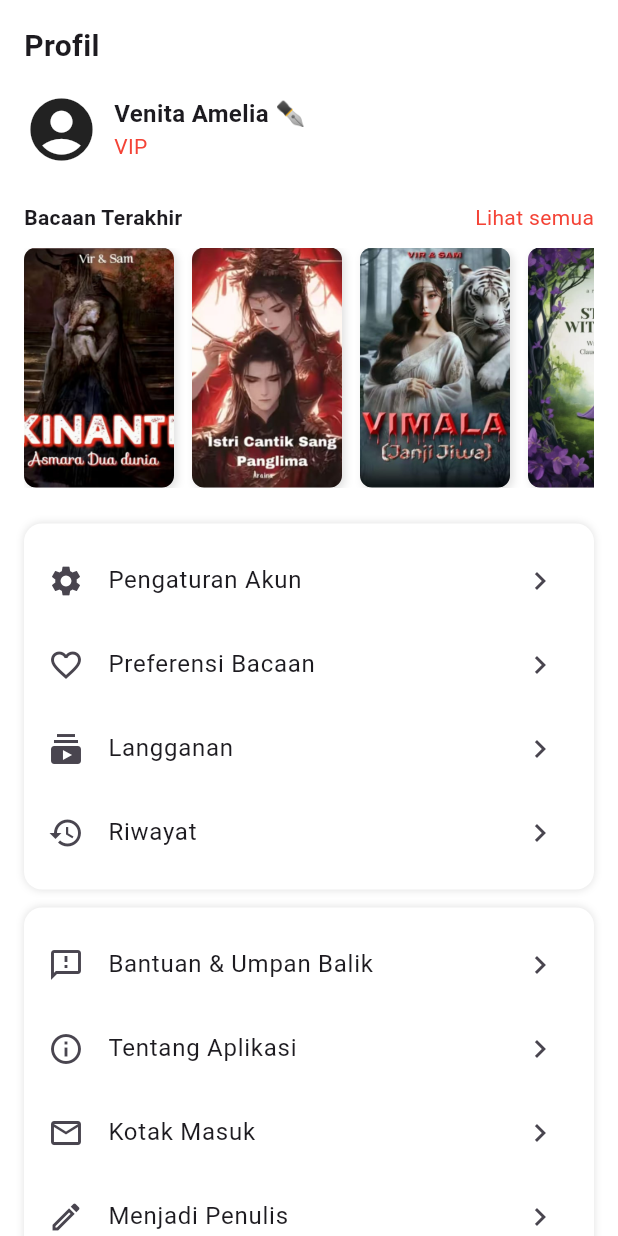
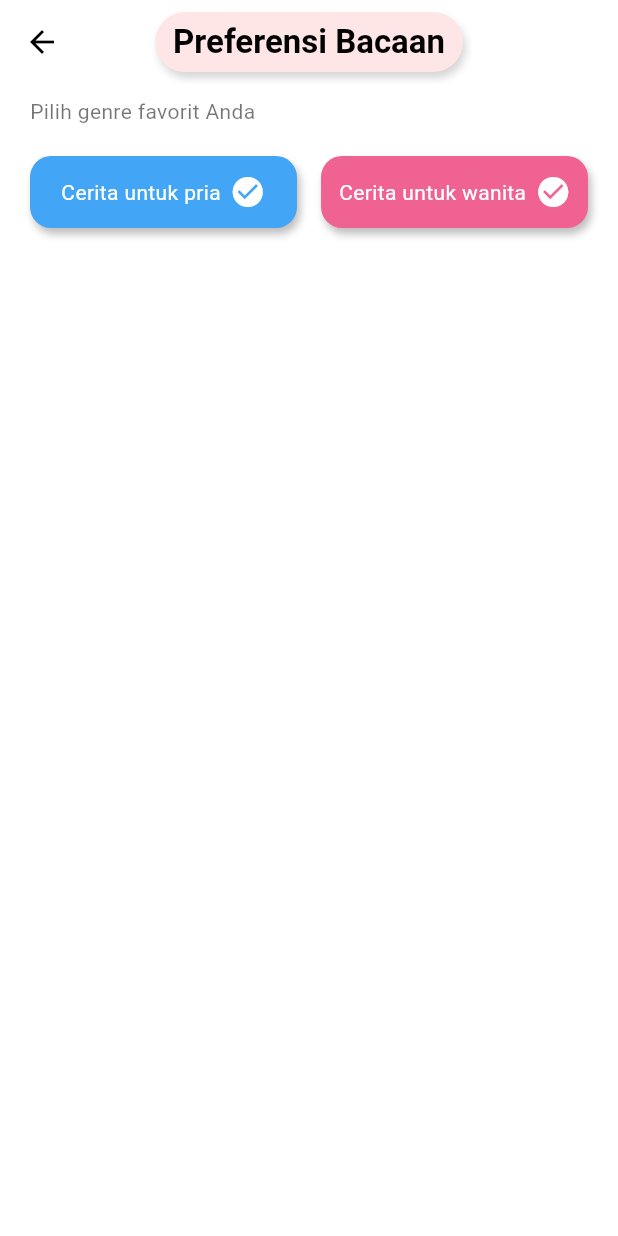
Before and after one commit to Venita23/Tugas-Kelompok-1-DPM, a Flutter app: the ProfilePage screen opened directly, after a tap on "Preferensi Bacaan", on a phone screen of 412 x 824 dp. Run offline on Flutter 3.47's test engine with Material 3 defaults, Android fonts, the phone set to English and light mode, and no system bars.

Commit message:
Fitur Preferensi Bacaan

```diff
--- /dev/null
+++ b/lib/preferensi_bacaan.dart
@@ -0,0 +1,110 @@
+import 'package:flutter/material.dart';
+
+class PreferensiBacaan extends StatelessWidget {
+  const PreferensiBacaan({super.key});
+
+  @override
+  Widget build(BuildContext context) {
+    return Scaffold(
+      backgroundColor: Colors.white,
+      appBar: AppBar(
+        backgroundColor: Colors.white,
+        elevation: 0,
+        leading: IconButton(
+          icon: const Icon(Icons.arrow_back, color: Colors.black),
+          onPressed: () => Navigator.pop(context),
+        ),
+        centerTitle: true,
+        title: Container(
+          padding: const EdgeInsets.symmetric(horizontal: 12, vertical: 6),
+          decoration: BoxDecoration(
+            color: const Color(0xFFFFE6E6),
+            borderRadius: BorderRadius.circular(20),
+            boxShadow: const [
+              BoxShadow(
+                color: Color(0x29000000),
+                blurRadius: 4,
+                offset: Offset(2, 4),
+              ),
+            ],
+          ),
+          child: const Text(
+            "Preferensi Bacaan",
+            style: TextStyle(
+              color: Colors.black,
+              fontWeight: FontWeight.bold,
+            ),
+          ),
+        ),
+      ),
+      body: Padding(
+        padding: const EdgeInsets.symmetric(horizontal: 20, vertical: 8),
+        child: Column(
+          crossAxisAlignment: CrossAxisAlignment.start,
+          children: [
+            const Text(
+              "Pilih genre favorit Anda",
+              style: TextStyle(color: Colors.black54),
+            ),
+            const SizedBox(height: 20),
+           Wrap(
+  spacing: 16,
+  runSpacing: 16,
+  children: [
+    buildGenreButton(
+      context: context,
+      label: "Cerita untuk pria",
+      color: Colors.blue.shade400,
+    ),
+    buildGenreButton(
+      context: context,
+      label: "Cerita untuk wanita",
+      color: Colors.pink.shade300,
+    ),
+  ],
+),
+
+          ],
+        ),
+      ),
+    );
+  }
+
+ Widget buildGenreButton({
+  required BuildContext context,
+  required String label,
+  required Color color,
+}) {
+
+  final double screenWidth = MediaQuery.of(context).size.width;
+  final double buttonWidth = (screenWidth - 56) / 2; // 20 padding kiri + kanan + 16 spacing
+
+  return Container(
+    width: buttonWidth,
+    padding: const EdgeInsets.symmetric(horizontal: 12, vertical: 12),
+    decoration: BoxDecoration(
+      color: color,
+      borderRadius: BorderRadius.circular(14),
+      boxShadow: const [
+        BoxShadow(
+          color: Colors.black26,
+          blurRadius: 4,
+          offset: Offset(2, 4),
+        ),
+      ],
+    ),
+    child: Row(
+      mainAxisAlignment: MainAxisAlignment.center,
+      children: [
+        Text(
+          label,
+          style: const TextStyle(color: Colors.white),
+        ),
+        const SizedBox(width: 6),
+        const Icon(Icons.check_circle, color: Colors.white),
+      ],
+    ),
+  );
+}
+
+  }
--- a/lib/profile_page.dart
+++ b/lib/profile_page.dart
@@ -1,5 +1,6 @@
 import 'package:flutter/material.dart';
 import 'pengaturan_akun.dart';
+import 'preferensi_bacaan.dart';
 
 
 class ProfilePage extends StatelessWidget {
@@ -94,7 +95,18 @@ class ProfilePage extends StatelessWidget {
                     );
                   },
                 ),
-                settingItem(Icons.favorite_border, "Preferensi Bacaan"),
+
+                ListTile(
+                leading: const Icon(Icons.settings),
+                title: const Text("Preferensi Bacaan"),
+                trailing: const Icon(Icons.chevron_right),
+                onTap: () {
+                  Navigator.push(
+                    context,
+                    MaterialPageRoute(builder: (context) => const PreferensiBacaan()),
+                    );
+                  },
+                ),
                 settingItem(Icons.subscriptions, "Langganan"),
                 settingItem(Icons.history, "Riwayat"),
               ]),
```
